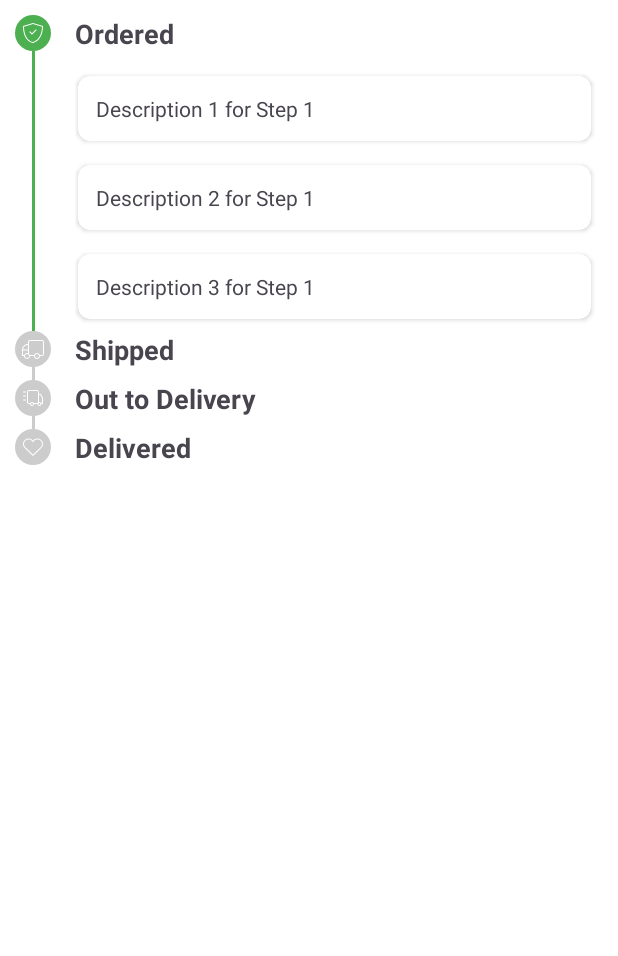
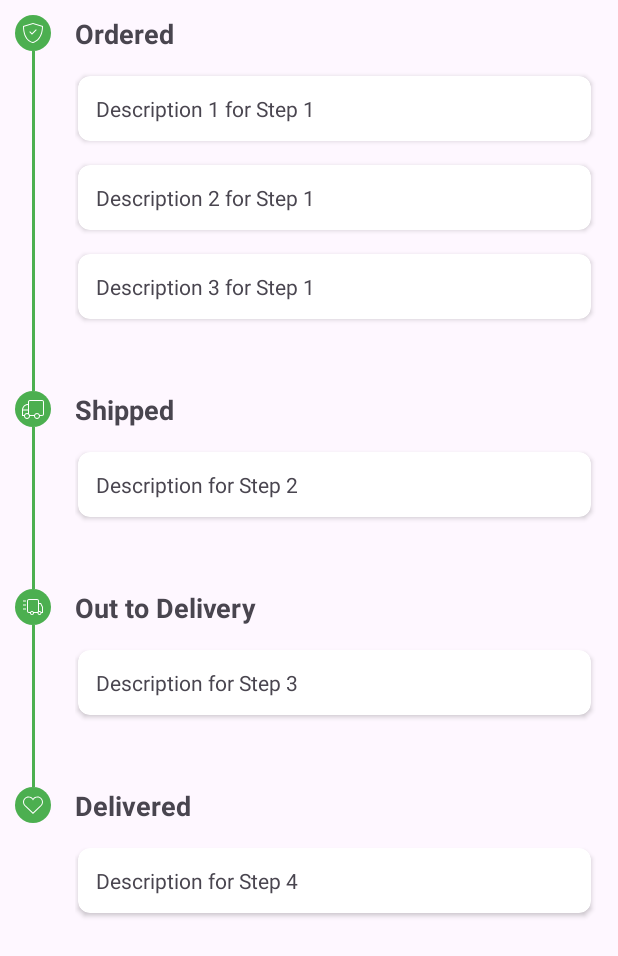
Before and after one commit to VanajaSri/Wizard-View, an Android app: the screen it shows after launch (MainActivity), on a phone screen of 412 x 824 dp. Shown: the top 956 px of the screen. Run offline under Robolectric (Android 15) with nearby library versions, the phone set to English and light mode, and no system bars.

Commit message:
Order Tracking

```diff
--- a/app/src/main/java/com/example/stepindicator/MainActivity.kt
+++ b/app/src/main/java/com/example/stepindicator/MainActivity.kt
@@ -36,14 +36,18 @@ class MainActivity : AppCompatActivity() {
 
     private fun simulateOrderProgress() {
         val handler = Handler(Looper.getMainLooper())
-        val delayBetweenSteps = 3000L // 3 seconds
+        val delayBetweenSteps = 1000L // 3 seconds
 
         var totalSteps = 0
         for (itemIndex in 0 until adapter.itemCount) {
-            val item = adapter.items[itemIndex]
+            val item = (adapter as TimelineAdapter).items[itemIndex]
             repeat(item.descriptions.size + 1) { descIndex ->
                 handler.postDelayed({
-                    adapter.updateProgress(itemIndex)
+                    if (descIndex < item.descriptions.size) {
+                        adapter.updateProgress(itemIndex)
+                    } else if (itemIndex < adapter.itemCount - 1) {
+                        adapter.updateProgress(itemIndex + 1)
+                    }
                 }, totalSteps * delayBetweenSteps)
                 totalSteps++
             }
--- a/app/src/main/res/drawable/tracking_icon.xml
+++ /dev/null
@@ -1,23 +0,0 @@
-<?xml version="1.0" encoding="utf-8"?>
-<vector xmlns:android="http://schemas.android.com/apk/res/android"
-    android:width="76dp"
-    android:height="59dp"
-    android:viewportWidth="76"
-    android:viewportHeight="59">
-    <path
-        android:fillColor="#FFFBD7D7"
-        android:pathData="M0.5 4.58c0-2.3 1.87-4.17 4.17-4.17H50.5c2.3 0 4.17 1.87 4.17 4.17v41.66h-50c-2.3 0-4.17-1.86-4.17-4.16V4.58Z"/>
-    <path
-        android:fillColor="#FFE45353"
-        android:pathData="M66.44 17.08H54.07v29.16h17.26c2.3 0 4.17-1.86 4.17-4.16V26.95c0-1-0.36-1.95-1-2.7l-4.9-5.72c-0.79-0.92-1.94-1.45-3.16-1.45Z"/>
-    <path
-        android:fillColor="#FFE45353"
-        android:pathData="M21.33 52.5c0 3.45-2.8 6.24-6.25 6.24s-6.25-2.8-6.25-6.25 2.8-6.25 6.25-6.25c3.46 0 6.25 2.8 6.25 6.25Z"/>
-    <path
-        android:fillColor="#FFE45353"
-        android:pathData="M46.33 52.5c0 3.45-2.8 6.24-6.25 6.24s-6.25-2.8-6.25-6.25 2.8-6.25 6.25-6.25 6.25 2.8 6.25 6.25Z"/>
-    <path
-        android:fillColor="#FFFBD7D7"
-        android:fillType="evenOdd"
-        android:pathData="M60.92 29.58c0-1.15 0.93-2.08 2.08-2.08h4.17c1.15 0 2.08 0.93 2.08 2.08s-0.93 2.08-2.08 2.08H63c-1.15 0-2.08-0.93-2.08-2.08Z"/>
-</vector>
--- a/app/src/main/res/layout/activity_main.xml
+++ b/app/src/main/res/layout/activity_main.xml
@@ -2,7 +2,6 @@
 <androidx.constraintlayout.widget.ConstraintLayout xmlns:android="http://schemas.android.com/apk/res/android"
     xmlns:app="http://schemas.android.com/apk/res-auto"
     android:layout_width="match_parent"
-    android:background="@color/white"
     android:layout_height="match_parent">
 
     <androidx.recyclerview.widget.RecyclerView
--- a/app/src/main/res/layout/timeline_item.xml
+++ b/app/src/main/res/layout/timeline_item.xml
@@ -2,8 +2,7 @@
 <androidx.constraintlayout.widget.ConstraintLayout xmlns:android="http://schemas.android.com/apk/res/android"
     xmlns:app="http://schemas.android.com/apk/res-auto"
     android:layout_width="match_parent"
-    android:layout_height="wrap_content"
-    android:background="@color/white">
+    android:layout_height="wrap_content">
 
     <FrameLayout
         android:id="@+id/timelinePointContainer"
@@ -32,15 +31,6 @@
         app:layout_constraintStart_toStartOf="@id/timelinePointContainer"
         app:layout_constraintTop_toBottomOf="@id/timelinePointContainer" />
 
-    <ImageView
-        android:id="@+id/truckIcon"
-        android:layout_width="24dp"
-        android:layout_height="24dp"
-        android:src="@drawable/tracking_icon"
-        android:visibility="gone"
-        app:layout_constraintStart_toStartOf="@id/timelinePointContainer"
-        app:layout_constraintTop_toTopOf="@id/timelineLine" />
-
     <TextView
         android:id="@+id/timelineTitle"
         android:layout_width="0dp"
@@ -63,4 +53,12 @@
         app:layout_constraintStart_toEndOf="@id/timelinePointContainer"
         app:layout_constraintTop_toBottomOf="@id/timelineTitle" />
 
+    <Space
+        android:layout_width="wrap_content"
+        android:layout_height="40dp"
+        app:layout_constraintStart_toStartOf="parent"
+        app:layout_constraintEnd_toEndOf="parent"
+        app:layout_constraintTop_toBottomOf="@id/descriptionsContainer"
+        app:layout_constraintBottom_toBottomOf="parent"/>
+
 </androidx.constraintlayout.widget.ConstraintLayout>
```
